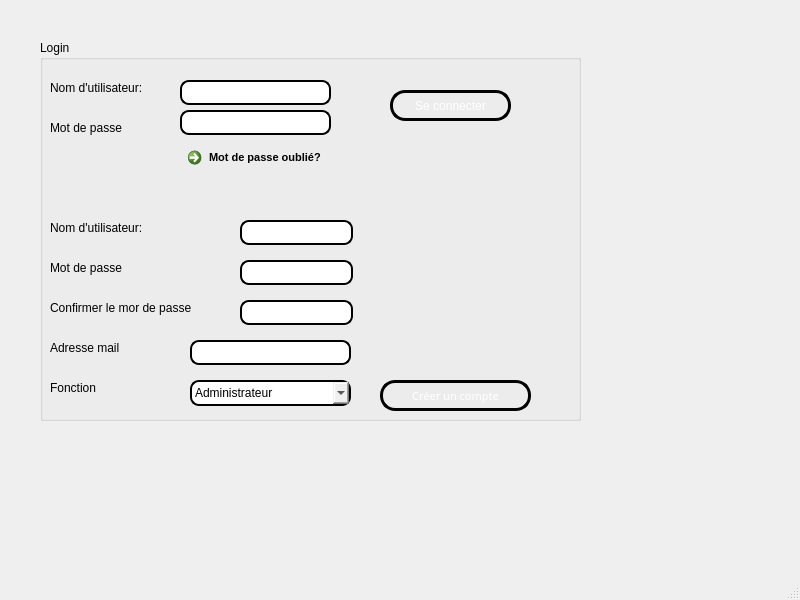
First picture: the form in mainwindow.ui, repository khalilboumalela/Projetc-2223, before the edit.
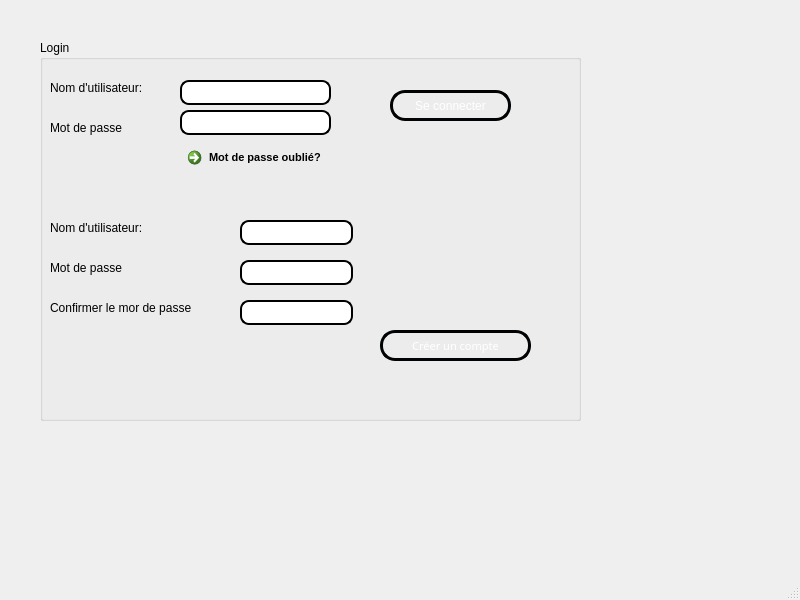
Second picture: the form after the edit.

What changed in the file:
```diff
--- a/mainwindow.ui
+++ b/mainwindow.ui
@@ -162,7 +162,7 @@
      <property name="geometry">
       <rect>
        <x>340</x>
-       <y>340</y>
+       <y>290</y>
        <width>151</width>
        <height>31</height>
       </rect>
@@ -244,20 +244,7 @@
       <string>Confirmer le mor de passe</string>
      </property>
     </widget>
-    <widget class="QLabel" name="label_6">
-     <property name="geometry">
-      <rect>
-       <x>10</x>
-       <y>300</y>
-       <width>111</width>
-       <height>16</height>
-      </rect>
-     </property>
-     <property name="text">
-      <string>Adresse mail</string>
-     </property>
-    </widget>
-    <widget class="QLineEdit" name="l_CIN_3">
+    <widget class="QLineEdit" name="nomut_in2">
      <property name="geometry">
       <rect>
        <x>200</x>
@@ -280,30 +267,7 @@
       <string/>
      </property>
     </widget>
-    <widget class="QLineEdit" name="l_CIN_4">
-     <property name="geometry">
-      <rect>
-       <x>150</x>
-       <y>300</y>
-       <width>161</width>
-       <height>25</height>
-      </rect>
-     </property>
-     <property name="styleSheet">
-      <string notr="true">QLineEdit
-{
-border-radius:9px;
-border: 2px solid #000000;
-background: qradialgradient(cx: 0.3, cy: -0.4,
-fx: 0.0, fy: -0.0,
-radius: 1.89, stop: 0 #ffffff, stop: 1 #999);
-}</string>
-     </property>
-     <property name="text">
-      <string/>
-     </property>
-    </widget>
-    <widget class="QLineEdit" name="l_CIN_5">
+    <widget class="QLineEdit" name="mdp_in2">
      <property name="geometry">
       <rect>
        <x>200</x>
@@ -355,59 +319,6 @@
       <enum>QLineEdit::Password</enum>
      </property>
     </widget>
-    <widget class="QComboBox" name="comboBox">
-     <property name="geometry">
-      <rect>
-       <x>150</x>
-       <y>340</y>
-       <width>161</width>
-       <height>26</height>
-      </rect>
-     </property>
-     <property name="styleSheet">
-      <string notr="true">QComboBox
-{
-border-radius:9px;
-border: 2px solid #000000;
-background: qradialgradient(cx: 0.3, cy: -0.4,
-fx: 0.0, fy: -0.0,
-radius: 1.89, stop: 0 #ffffff, stop: 1 #999);
-}</string>
-     </property>
-     <item>
-      <property name="text">
-       <string>Administrateur</string>
-      </property>
-     </item>
-     <item>
-      <property name="text">
-       <string>Présenteur</string>
-      </property>
-     </item>
-     <item>
-      <property name="text">
-       <string>Montage</string>
-      </property>
-     </item>
-     <item>
-      <property name="text">
-       <string/>
-      </property>
-     </item>
-    </widget>
-    <widget class="QLabel" name="label_7">
-     <property name="geometry">
-      <rect>
-       <x>10</x>
-       <y>340</y>
-       <width>111</width>
-       <height>16</height>
-      </rect>
-     </property>
-     <property name="text">
-      <string>Fonction</string>
-     </property>
-    </widget>
    </widget>
   </widget>
   <widget class="QMenuBar" name="menubar">
```
Left out of the diff: 2 changed lines with no effect on the pictures.
